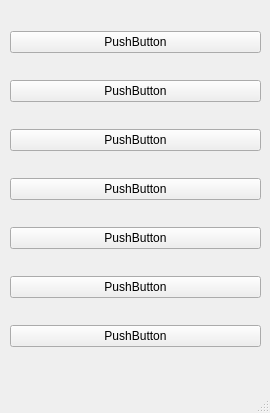
This is ui/main.ui in NathanielClarence/psikotest as Qt 5 draws it before an edit. The edited form follows.
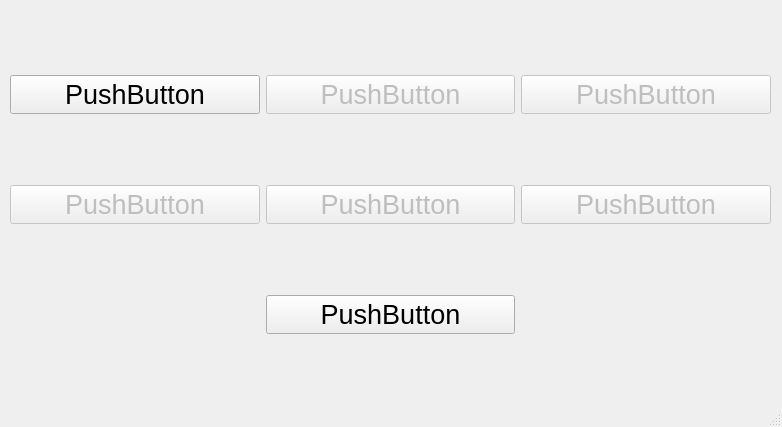
This is the edited form.

Diff of the .ui file:
```diff
--- a/ui/main.ui
+++ b/ui/main.ui
@@ -6,8 +6,8 @@
    <rect>
     <x>0</x>
     <y>0</y>
-    <width>270</width>
-    <height>413</height>
+    <width>782</width>
+    <height>427</height>
    </rect>
   </property>
   <property name="windowTitle">
@@ -19,20 +19,53 @@
      <rect>
       <x>10</x>
       <y>10</y>
-      <width>251</width>
-      <height>361</height>
+      <width>761</width>
+      <height>391</height>
      </rect>
     </property>
-    <layout class="QVBoxLayout" name="verticalLayout">
-     <item>
+    <property name="font">
+     <font>
+      <pointsize>20</pointsize>
+     </font>
+    </property>
+    <layout class="QGridLayout" name="gridLayout">
+     <item row="1" column="1">
+      <widget class="QPushButton" name="pushButton_5">
+       <property name="enabled">
+        <bool>false</bool>
+       </property>
+       <property name="font">
+        <font>
+         <pointsize>20</pointsize>
+        </font>
+       </property>
+       <property name="text">
+        <string>PushButton</string>
+       </property>
+      </widget>
+     </item>
+     <item row="0" column="0">
       <widget class="QPushButton" name="pushButton">
+       <property name="font">
+        <font>
+         <pointsize>20</pointsize>
+        </font>
+       </property>
        <property name="text">
         <string>PushButton</string>
        </property>
       </widget>
      </item>
-     <item>
+     <item row="0" column="1">
       <widget class="QPushButton" name="pushButton_2">
+       <property name="enabled">
+        <bool>false</bool>
+       </property>
+       <property name="font">
+        <font>
+         <pointsize>20</pointsize>
+        </font>
+       </property>
        <property name="text">
         <string>PushButton</string>
        </property>
@@ -41,36 +74,58 @@
        </property>
       </widget>
      </item>
-     <item>
+     <item row="0" column="2">
       <widget class="QPushButton" name="pushButton_3">
+       <property name="enabled">
+        <bool>false</bool>
+       </property>
+       <property name="font">
+        <font>
+         <pointsize>20</pointsize>
+        </font>
+       </property>
        <property name="text">
         <string>PushButton</string>
        </property>
       </widget>
      </item>
-     <item>
+     <item row="1" column="0">
       <widget class="QPushButton" name="pushButton_4">
-       <property name="text">
-        <string>PushButton</string>
+       <property name="enabled">
+        <bool>false</bool>
        </property>
-      </widget>
-     </item>
-     <item>
-      <widget class="QPushButton" name="pushButton_5">
+       <property name="font">
+        <font>
+         <pointsize>20</pointsize>
+        </font>
+       </property>
        <property name="text">
         <string>PushButton</string>
        </property>
       </widget>
      </item>
-     <item>
+     <item row="1" column="2">
       <widget class="QPushButton" name="pushButton_6">
+       <property name="enabled">
+        <bool>false</bool>
+       </property>
+       <property name="font">
+        <font>
+         <pointsize>20</pointsize>
+        </font>
+       </property>
        <property name="text">
         <string>PushButton</string>
        </property>
       </widget>
      </item>
-     <item>
+     <item row="2" column="1">
       <widget class="QPushButton" name="pushButton_7">
+       <property name="font">
+        <font>
+         <pointsize>20</pointsize>
+        </font>
+       </property>
        <property name="text">
         <string>PushButton</string>
        </property>
```
Left out of the diff: 12 changed lines with no effect on the pictures.
